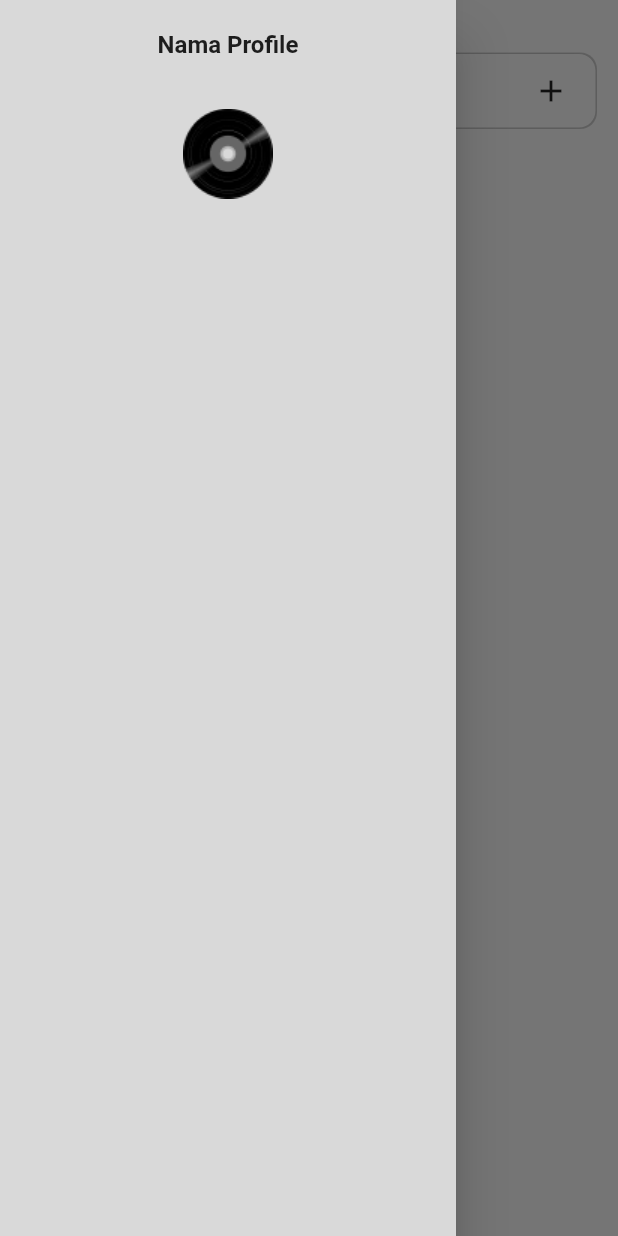
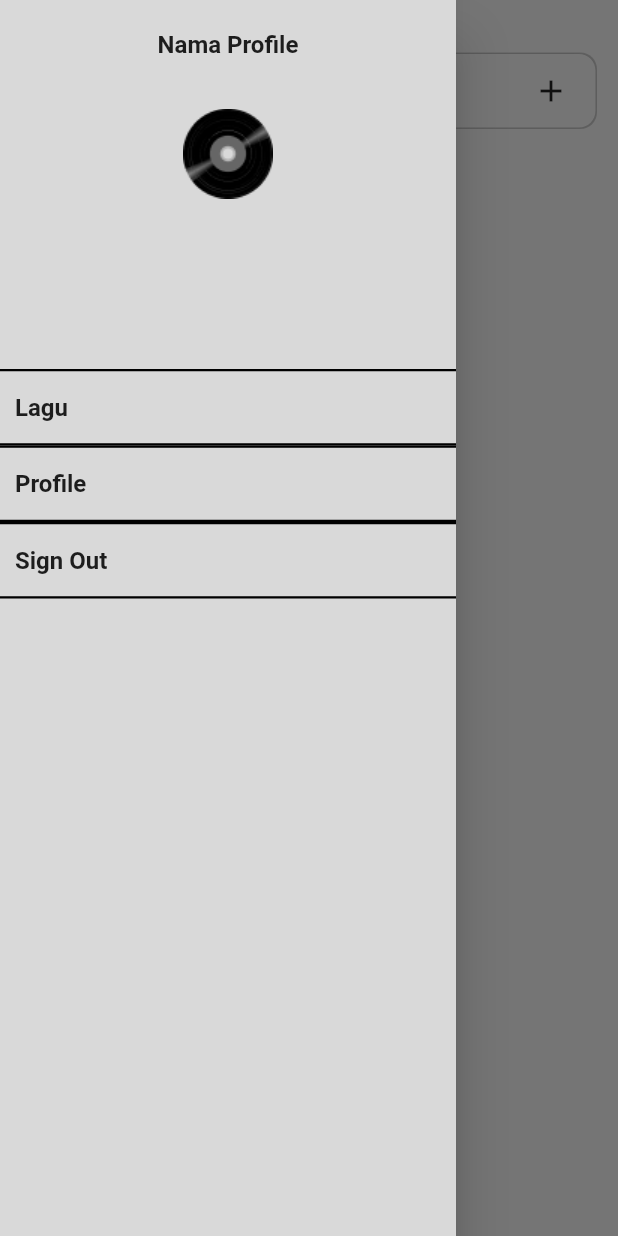
Before and after one commit to wadelerman/iyczzz, a Flutter app: the screen it shows after launch, with the side drawer open, on a phone screen of 412 x 824 dp. Run offline on Flutter 3.47's test engine with Material 2 defaults, Android fonts, the phone set to English and light mode, and no system bars.

Commit message:
added drawer menu

```diff
--- /dev/null
+++ b/lib/component/drawer_item.dart
@@ -0,0 +1,41 @@
+import 'package:flutter/material.dart';
+
+class DrawerItem extends StatelessWidget {
+  final String text;
+  final VoidCallback onTap;
+  const DrawerItem({super.key, required this.text, required this.onTap});
+
+  @override
+  Widget build(BuildContext context) {
+    return InkWell(
+      onTap: onTap,
+      child: Container(
+        width: double.maxFinite,
+        height: 51,
+        padding: const EdgeInsets.symmetric(horizontal: 10.0),
+        decoration: const BoxDecoration(
+          border: Border(
+            top: BorderSide(
+              width: 1.5,
+              color: Colors.black,
+            ),
+            bottom: BorderSide(
+              width: 1.5,
+              color: Colors.black,
+            ),
+          ),
+        ),
+        child: Align(
+          alignment: Alignment.centerLeft,
+          child: Text(
+            text,
+            style: const TextStyle(
+              fontSize: 16.0,
+              fontWeight: FontWeight.w600,
+            ),
+          ),
+        ),
+      ),
+    );
+  }
+}
--- a/lib/screen/home_page.dart
+++ b/lib/screen/home_page.dart
@@ -1,4 +1,5 @@
 import 'package:flutter/material.dart';
+import 'package:iycz/component/drawer_item.dart';
 
 class HomePage extends StatefulWidget {
   const HomePage({super.key});
@@ -81,6 +82,7 @@ class _HomePageState extends State<HomePage> {
                   physics: const BouncingScrollPhysics(),
                   itemCount: 50,
                   itemBuilder: (context, index) {
+
                   },
                 ),
               ),
@@ -115,6 +117,18 @@ class _HomePageState extends State<HomePage> {
                 const SizedBox(
                   height: 80.0,
                 ),
+                DrawerItem(
+                  text: "Lagu",
+                  onTap: () {},
+                ),
+                DrawerItem(
+                  text: "Profile",
+                  onTap: () {},
+                ),
+                DrawerItem(
+                  text: "Sign Out",
+                  onTap: () {},
+                )
               ],
             ),
           ),
```
